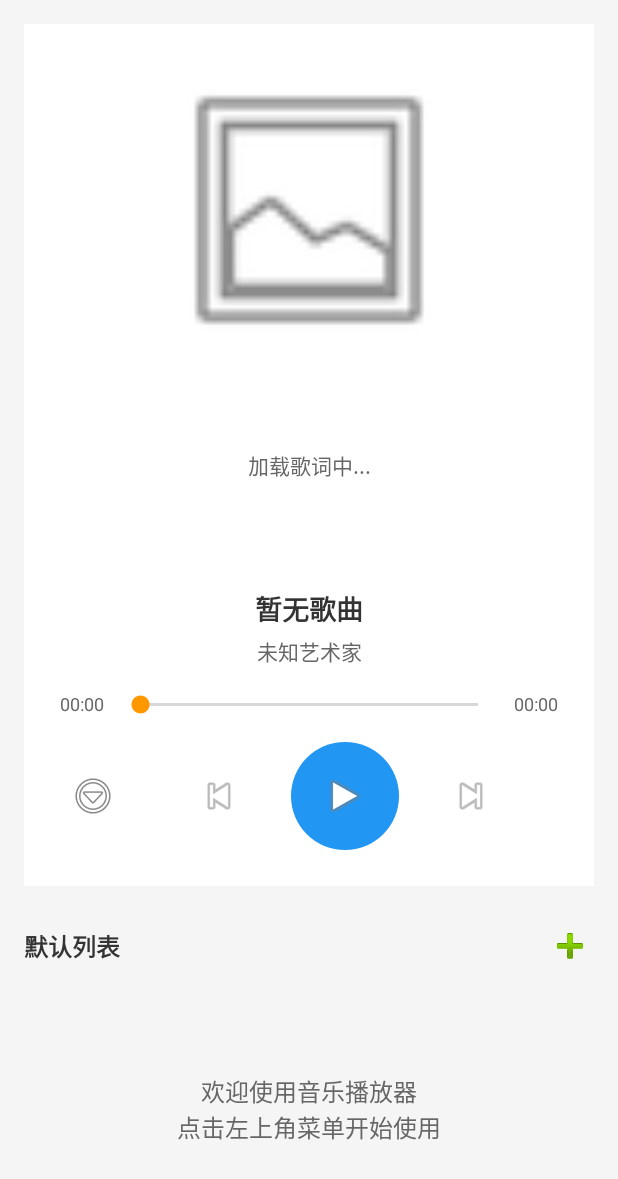
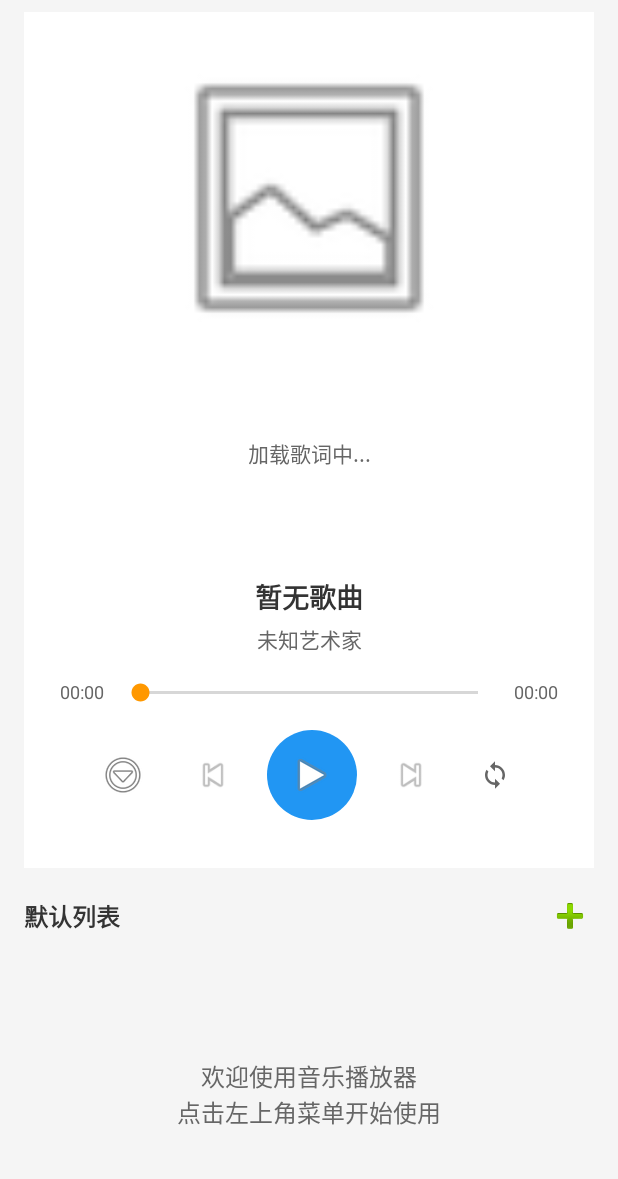
Before and after one commit to athle/xiaoxiamusic, an Android app: the screen it shows after launch (MainActivity), on a phone screen of 412 x 824 dp. Shown: the top 1179 px of the screen. Run offline under Robolectric (Android 15) with nearby library versions, the phone set to English and light mode, and no system bars; 2 statements that could not run were skipped.

Commit message:
feat(播放控制): 添加播放模式功能支持单曲循环、顺序播放等
实现多种播放模式功能，包括：
1. 单曲循环(REPEAT_ONE)
2. 顺序播放(PLAY_ORDER)
3. 列表循环(REPEAT_ALL)
4. 随机播放(SHUFFLE)

添加相关图标资源，修改界面布局增加播放模式按钮，并在服务端实现模式切换逻辑

```diff
--- a/app/src/main/java/com/maka/xiaoxia/MainActivity.kt
+++ b/app/src/main/java/com/maka/xiaoxia/MainActivity.kt
@@ -93,6 +93,18 @@ class MainActivity : AppCompatActivity() {
     // 广播接收器
     private var musicControlReceiver: BroadcastReceiver? = null
 
+    // 播放模式控制
+    private var playModeButton: ImageButton? = null
+    private var currentPlayMode = PlayMode.REPEAT_ALL
+
+    // 播放模式枚举
+    enum class PlayMode {
+        REPEAT_ONE,      // 循环播放当前1首歌曲
+        PLAY_ORDER,      // 顺序播放完整个播放列表不循环
+        REPEAT_ALL,      // 按列表顺序循环播放整个列表
+        SHUFFLE          // 乱序播放整个播放列表
+    }
+
     companion object {
         private const val REQUEST_CODE_PICK_MUSIC = 1001
         private const val REQUEST_IMPORT_M3U = 1002
@@ -957,6 +969,13 @@ class MainActivity : AppCompatActivity() {
             // 设置播放控制按钮的点击监听器
             setupPlaybackControls()
 
+            // 设置播放模式按钮
+            playModeButton = findViewById(R.id.btn_play_mode)
+            setupPlayModeControls()
+
+            // 加载保存的播放模式
+            loadPlayMode()
+
             // 检查关键视图是否初始化成功
             if (songListView == null || emptyView == null) {
                 Log.e(TAG, "关键视图初始化失败: songListView=${songListView}, emptyView=${emptyView}")
@@ -1021,6 +1040,58 @@ class MainActivity : AppCompatActivity() {
                 startSeekBarUpdate()
             }
         })
+    }
+
+    private fun setupPlayModeControls() {
+        playModeButton?.setOnClickListener {
+            cyclePlayMode()
+        }
+    }
+
+    private fun cyclePlayMode() {
+        currentPlayMode = when (currentPlayMode) {
+            PlayMode.REPEAT_ALL -> PlayMode.REPEAT_ONE
+            PlayMode.REPEAT_ONE -> PlayMode.PLAY_ORDER
+            PlayMode.PLAY_ORDER -> PlayMode.SHUFFLE
+            PlayMode.SHUFFLE -> PlayMode.REPEAT_ALL
+        }
+
+        updatePlayModeIcon()
+        savePlayMode()
+
+        // 发送到音乐服务
+        if (isServiceBound) {
+            musicService?.setPlayMode(currentPlayMode.ordinal)
+        }
+
+        // 显示提示
+        val modeName = when (currentPlayMode) {
+            PlayMode.REPEAT_ONE -> "单曲循环"
+            PlayMode.PLAY_ORDER -> "顺序播放"
+            PlayMode.REPEAT_ALL -> "列表循环"
+            PlayMode.SHUFFLE -> "随机播放"
+        }
+        Toast.makeText(this, "播放模式: $modeName", Toast.LENGTH_SHORT).show()
+    }
+
+    private fun updatePlayModeIcon() {
+        val iconRes = when (currentPlayMode) {
+            PlayMode.REPEAT_ONE -> R.drawable.ic_repeat_one
+            PlayMode.PLAY_ORDER -> R.drawable.ic_play_order
+            PlayMode.REPEAT_ALL -> R.drawable.ic_repeat_all
+            PlayMode.SHUFFLE -> R.drawable.ic_shuffle
+        }
+        playModeButton?.setImageResource(iconRes)
+    }
+
+    private fun savePlayMode() {
+        preferenceHelper?.putInt("play_mode", currentPlayMode.ordinal)
+    }
+
+    private fun loadPlayMode() {
+        val modeOrdinal = preferenceHelper?.getInt("play_mode", PlayMode.REPEAT_ALL.ordinal) ?: PlayMode.REPEAT_ALL.ordinal
+        currentPlayMode = PlayMode.values()[modeOrdinal.coerceIn(0, PlayMode.values().size - 1)]
+        updatePlayModeIcon()
     }
 
     private fun updateUI() {
--- a/app/src/main/java/com/maka/xiaoxia/PreferenceHelper.kt
+++ b/app/src/main/java/com/maka/xiaoxia/PreferenceHelper.kt
@@ -105,4 +105,12 @@ class PreferenceHelper(context: Context) {
     fun saveStringSet(key: String, values: Set<String>) {
         prefs.edit().putStringSet(key, values).apply()
     }
+
+    fun putInt(key: String, value: Int) {
+        prefs.edit().putInt(key, value).apply()
+    }
+
+    fun getInt(key: String, defaultValue: Int): Int {
+        return prefs.getInt(key, defaultValue)
+    }
 }
--- /dev/null
+++ b/app/src/main/res/drawable/ic_play_order.xml
@@ -0,0 +1,10 @@
+<?xml version="1.0" encoding="utf-8"?>
+<vector xmlns:android="http://schemas.android.com/apk/res/android"
+    android:width="24dp"
+    android:height="24dp"
+    android:viewportWidth="24"
+    android:viewportHeight="24">
+    <path
+        android:fillColor="#FF666666"
+        android:pathData="M12,4l-8,8h6v8h4v-8h6z"/>
+</vector>
--- /dev/null
+++ b/app/src/main/res/drawable/ic_repeat_all.xml
@@ -0,0 +1,10 @@
+<?xml version="1.0" encoding="utf-8"?>
+<vector xmlns:android="http://schemas.android.com/apk/res/android"
+    android:width="24dp"
+    android:height="24dp"
+    android:viewportWidth="24"
+    android:viewportHeight="24">
+    <path
+        android:fillColor="#FF666666"
+        android:pathData="M12,4V1L8,5l4,4V6c3.31,0 6,2.69 6,6 0,1.01 -0.25,1.97 -0.7,2.8l1.46,1.46C19.54,15.03 20,13.57 20,12c0,-4.42 -3.58,-8 -8,-8zM12,18c-3.31,0 -6,-2.69 -6,-6 0,-1.01 0.25,-1.97 0.7,-2.8L5.24,7.74C4.46,8.97 4,10.43 4,12c0,4.42 3.58,8 8,8v3l4,-4 -4,-4v3z"/>
+</vector>
--- /dev/null
+++ b/app/src/main/res/drawable/ic_repeat_one.xml
@@ -0,0 +1,16 @@
+<?xml version="1.0" encoding="utf-8"?>
+<vector xmlns:android="http://schemas.android.com/apk/res/android"
+    android:width="24dp"
+    android:height="24dp"
+    android:viewportWidth="24"
+    android:viewportHeight="24">
+    <path
+        android:fillColor="#FF666666"
+        android:pathData="M12,2C6.48,2 2,6.48 2,12s4.48,10 10,10 10,-4.48 10,-10S17.52,2 12,2zM12,20c-4.41,0 -8,-3.59 -8,-8s3.59,-8 8,-8 8,3.59 8,8 -3.59,8 -8,8z"/>
+    <path
+        android:fillColor="#FF666666"
+        android:pathData="M12,15.5l-1.5,-1.5v-3.5h3v2h-1.5v1.5z"/>
+    <path
+        android:fillColor="#FF666666"
+        android:pathData="M12,8m-1,0a1,1 0,1 1,2 0a1,1 0,1 1,-2 0"/>
+</vector>
--- /dev/null
+++ b/app/src/main/res/drawable/ic_shuffle.xml
@@ -0,0 +1,10 @@
+<?xml version="1.0" encoding="utf-8"?>
+<vector xmlns:android="http://schemas.android.com/apk/res/android"
+    android:width="24dp"
+    android:height="24dp"
+    android:viewportWidth="24"
+    android:viewportHeight="24">
+    <path
+        android:fillColor="#FF666666"
+        android:pathData="M10.59,9.17L5.41,4 4,5.41l5.17,5.17 1.42,-1.41zM14.5,4l2.04,2.04L4,18.59 5.41,20 17.96,7.46 20,9.5V4h-5.5zM14.83,13.41L13.42,14.83 16.55,18l1.41,-1.41 -3.13,-3.13zM8.41,15.17L7,16.59 10.13,19.7l1.41,-1.41L8.41,15.17z"/>
+</vector>
--- a/app/src/main/res/layout-land/activity_main.xml
+++ b/app/src/main/res/layout-land/activity_main.xml
@@ -189,6 +189,16 @@
                         android:src="@android:drawable/ic_media_next" />
                 </LinearLayout>
 
+                <!-- 播放模式按钮 -->
+                <ImageButton
+                    android:id="@+id/btn_play_mode"
+                    android:layout_width="36dp"
+                    android:layout_height="36dp"
+                    android:background="?attr/selectableItemBackgroundBorderless"
+                    android:src="@drawable/ic_repeat_all"
+                    android:layout_marginEnd="12dp"
+                    android:contentDescription="播放模式" />
+
                 <!-- 歌曲信息 -->
                 <LinearLayout
                     android:id="@+id/song_info_layout"
--- a/app/src/main/res/layout/activity_main.xml
+++ b/app/src/main/res/layout/activity_main.xml
@@ -20,7 +20,8 @@
             android:orientation="vertical"
             android:padding="24dp"
             android:background="@android:color/white"
-            android:layout_margin="16dp">
+            android:layout_marginHorizontal="16dp"
+            android:layout_marginVertical="8dp">
 
             <!-- 专辑封面 -->
             <ImageView
@@ -99,50 +100,62 @@
             android:layout_height="wrap_content"
             android:orientation="horizontal"
             android:gravity="center"
-            android:layout_marginTop="8dp">
+            android:layout_marginTop="8dp"
+            android:layout_marginBottom="8dp">
 
             <!-- 菜单按钮 -->
             <ImageButton
                 android:id="@+id/menu_button_control"
-                android:layout_width="48dp"
-                android:layout_height="48dp"
+                android:layout_width="40dp"
+                android:layout_height="40dp"
                 android:src="@android:drawable/ic_menu_more"
                 android:background="?attr/selectableItemBackgroundBorderless"
-                android:layout_marginRight="32dp"
+                android:layout_marginEnd="16dp"
                 android:contentDescription="菜单" />
 
             <ImageButton
                 android:id="@+id/btn_prev"
-                android:layout_width="56dp"
-                android:layout_height="56dp"
+                android:layout_width="48dp"
+                android:layout_height="48dp"
                 android:src="@android:drawable/ic_media_previous"
                 android:background="?attr/selectableItemBackgroundBorderless"
                 android:scaleType="centerInside"
-                android:padding="12dp"
-                android:layout_marginRight="20dp"
+                android:padding="10dp"
+                android:layout_marginEnd="12dp"
                 android:contentDescription="上一首" />
 
             <ImageButton
                 android:id="@+id/btn_play_pause"
-                android:layout_width="72dp"
-                android:layout_height="72dp"
+                android:layout_width="60dp"
+                android:layout_height="60dp"
                 android:src="@android:drawable/ic_media_play"
                 android:background="@drawable/button_control_background"
                 android:scaleType="centerInside"
-                android:padding="16dp"
-                android:layout_marginRight="20dp"
+                android:padding="14dp"
+                android:layout_marginEnd="12dp"
                 android:contentDescription="播放/暂停" />
 
             <ImageButton
                 android:id="@+id/btn_next"
-                android:layout_width="56dp"
-                android:layout_height="56dp"
+                android:layout_width="48dp"
+                android:layout_height="48dp"
                 android:src="@android:drawable/ic_media_next"
                 android:background="?attr/selectableItemBackgroundBorderless"
                 android:scaleType="centerInside"
-                android:padding="12dp"
-                android:layout_marginRight="32dp"
+                android:padding="10dp"
+                android:layout_marginEnd="12dp"
                 android:contentDescription="下一首" />
+
+            <ImageButton
+                android:id="@+id/btn_play_mode"
+                android:layout_width="40dp"
+                android:layout_height="40dp"
+                android:src="@drawable/ic_repeat_all"
+                android:background="?attr/selectableItemBackgroundBorderless"
+                android:scaleType="centerInside"
+                android:padding="10dp"
+                android:layout_marginStart="0dp"
+                android:contentDescription="播放模式" />
 
         </LinearLayout>
         </LinearLayout>
```
Also changed, not shown: app/src/main/java/com/maka/xiaoxia/MusicService.kt (+179 -3 lines).
